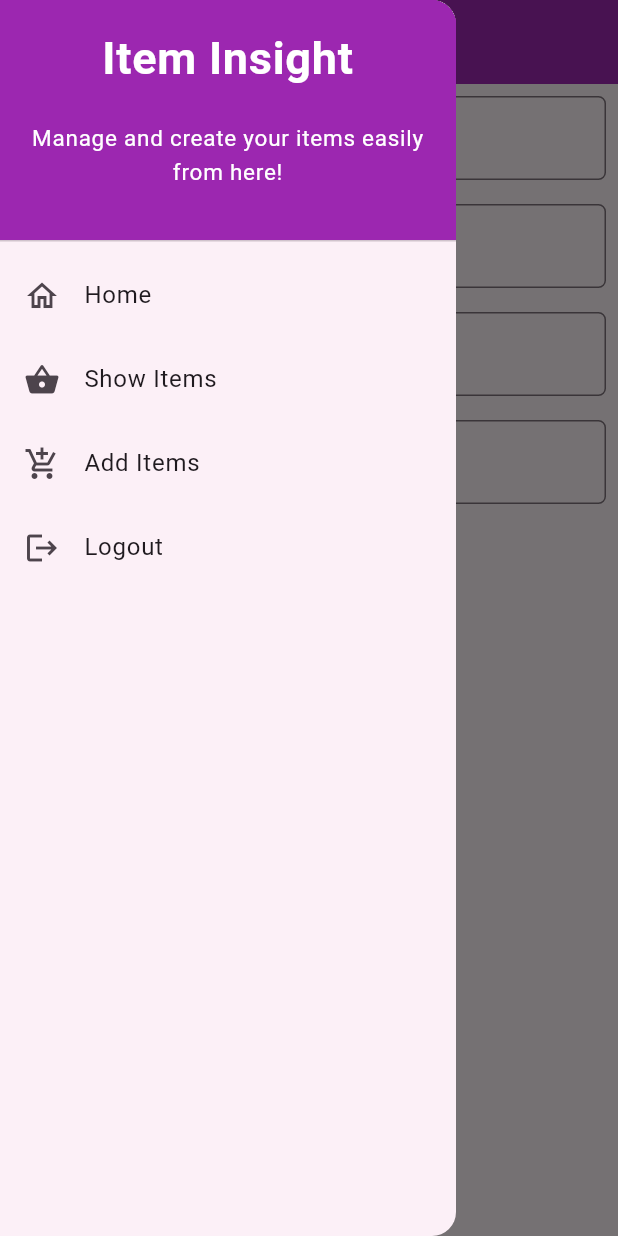
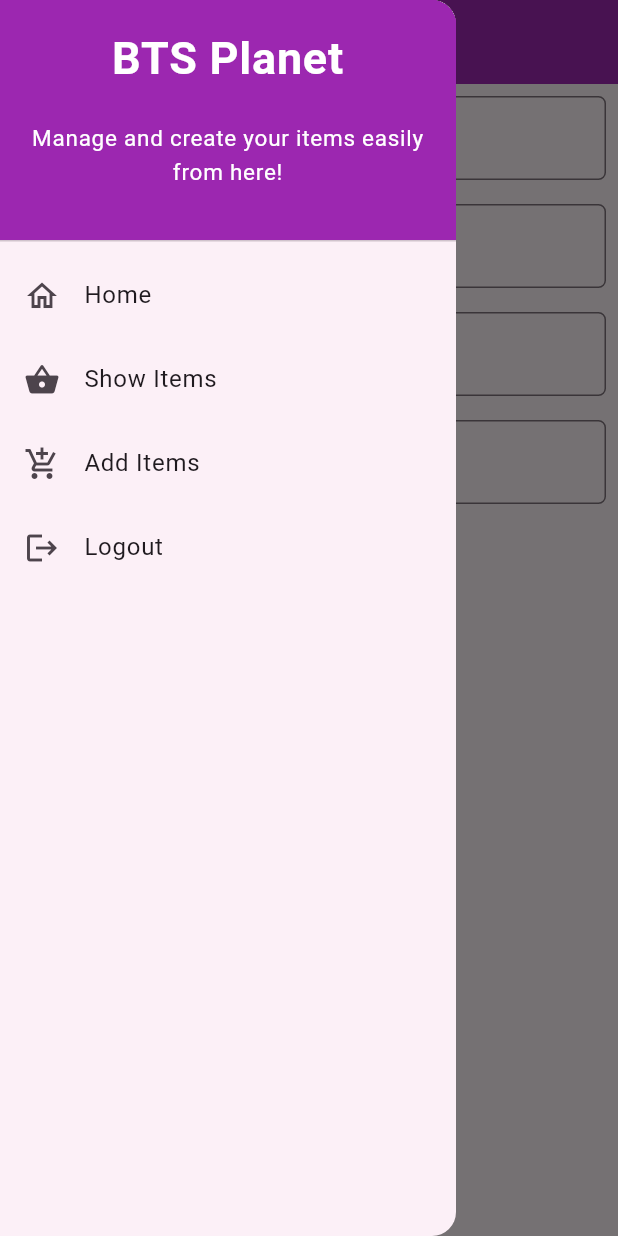
Before and after one commit to arumasekar/bts-planet-mobile, a Flutter app: the ItemFormPage screen opened directly, with the side drawer open, on a phone screen of 412 x 824 dp. Run offline on Flutter 3.47's test engine with Material 2 defaults, Android fonts, the phone set to English and light mode, and no system bars; missing offline and left inert: pbp_django_auth.

Commit message:
tutorial 9

```diff
--- a/lib/widgets/left_drawer.dart
+++ b/lib/widgets/left_drawer.dart
@@ -24,7 +24,7 @@
             child: Column(
               children: [
                 Text(
-                  'Item Insight',
+                  'BTS Planet',
                   textAlign: TextAlign.center,
                   style: TextStyle(
                     fontSize: 30,
@@ -90,7 +90,6 @@
             // Bagian redirection ke ShopFormPage
             onTap: () async {
               final response = await request.logout(
-                  // "http://dimas-herjunodarpito-tugas.pbp.cs.ui.ac.id/auth/logout/",
                   "http://127.0.0.1:8000/auth/logout/");
               String message = response["message"];
               if (response['status']) {
```
